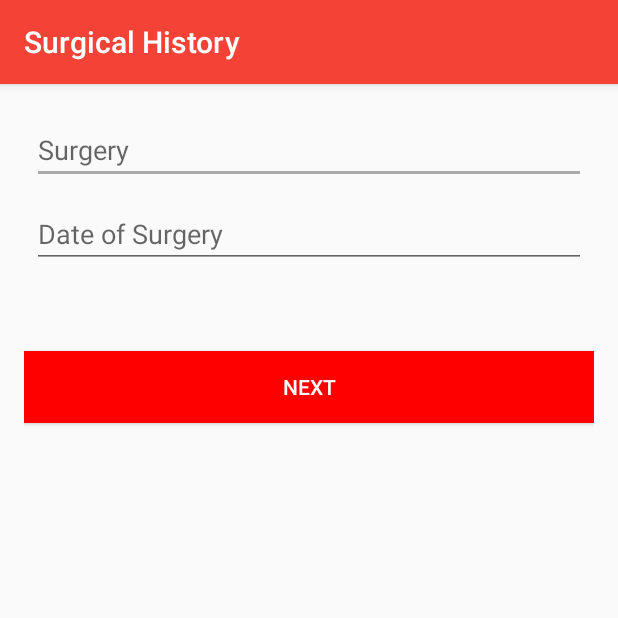
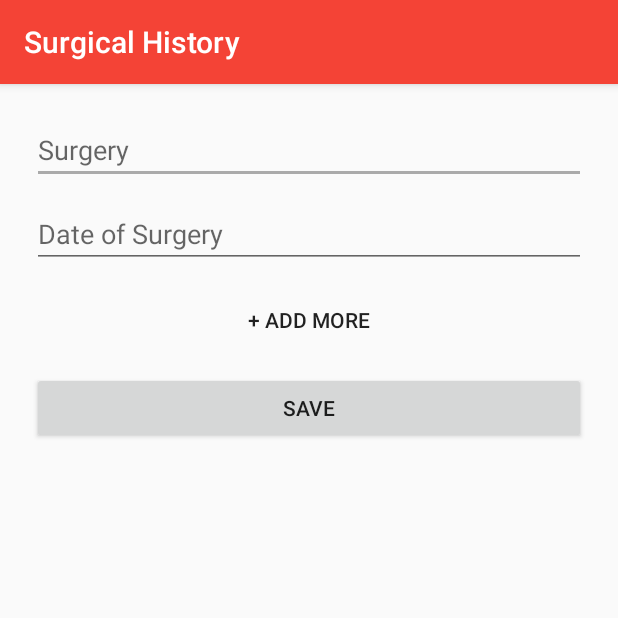
Before and after one commit to OmriSama/ERgency, an Android app: the SurgicalHistory screen opened directly, with no data from a screen before it, on a phone screen of 412 x 824 dp, the top half of it. Run offline under Robolectric (Android 15) with nearby library versions, the phone set to English and light mode, and no system bars; 3 statements that could not run were skipped.

Commit message:
Added extra button function

```diff
--- a/app/src/main/res/layout/activity_surgical_history.xml
+++ b/app/src/main/res/layout/activity_surgical_history.xml
@@ -1,5 +1,5 @@
 <?xml version="1.0" encoding="utf-8"?>
-<RelativeLayout xmlns:android="http://schemas.android.com/apk/res/android"
+<ScrollView xmlns:android="http://schemas.android.com/apk/res/android"
     xmlns:tools="http://schemas.android.com/tools"
     android:id="@+id/activity_surgical_history"
     android:layout_width="match_parent"
@@ -10,36 +10,64 @@
     android:paddingTop="@dimen/activity_vertical_margin"
     tools:context="com.team3.ergency.SurgicalHistory">
 
+    <RelativeLayout
+        android:layout_width="match_parent"
+        android:layout_height="wrap_content">
+
         <LinearLayout
-        android:orientation="vertical"
+            android:id="@+id/sh_surgery_info"
             android:layout_width="match_parent"
-        android:layout_height="match_parent"
-        android:layout_centerHorizontal="true"
-        android:layout_alignParentTop="true">
+            android:layout_height="wrap_content"
+            android:orientation="vertical">
 
             <EditText
+                android:id="@+id/sh_surgery"
                 android:layout_width="match_parent"
                 android:layout_height="wrap_content"
-            android:inputType="textPersonName"
+                android:layout_margin="5dp"
                 android:ems="10"
-            android:id="@+id/sh_surgery"
                 android:hint="Surgery"
-            android:layout_margin="5dp" />
+                android:inputType="text" />
 
             <EditText
+                android:id="@+id/sh_date_of_surgery"
                 android:layout_width="match_parent"
                 android:layout_height="wrap_content"
-            android:inputType="textPersonName"
+                android:layout_below="@+id/sh_surgery"
+                android:layout_margin="5dp"
                 android:ems="10"
-            android:id="@+id/sh_date_of_surgery"
+                android:focusable="false"
                 android:hint="Date of Surgery"
-            android:layout_margin="5dp" />
+                android:onClick="launch_date_picker" />
+
+        </LinearLayout>
+
+        <LinearLayout
+            android:layout_width="match_parent"
+            android:layout_height="wrap_content"
+            android:layout_below="@+id/sh_surgery_info"
+            android:orientation="vertical">
 
             <Button
-            android:text="NEXT"
+                android:id="@+id/sh_add_more"
+                style="@style/Widget.AppCompat.Button.Borderless"
                 android:layout_width="match_parent"
                 android:layout_height="wrap_content"
-            android:id="@+id/sh_next_bt"
-            android:layout_marginTop="50dp" />
+                android:layout_margin="5dp"
+                android:onClick="addMore"
+                android:text="+ Add More" />
+
+            <Button
+                android:id="@+id/sh_save"
+                android:layout_width="match_parent"
+                android:layout_height="wrap_content"
+                android:layout_margin="5dp"
+                android:text="SAVE" />
+
         </LinearLayout>
+
+
     </RelativeLayout>
+
+
+</ScrollView>
```
Lines whose indentation alone changed are shown as unchanged.
